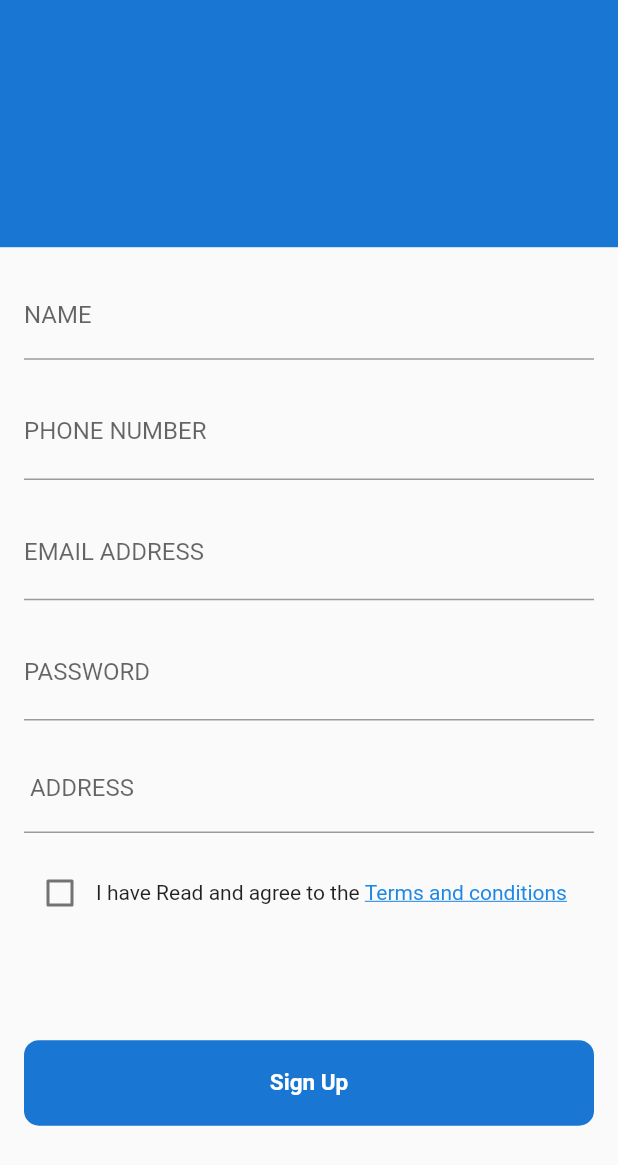
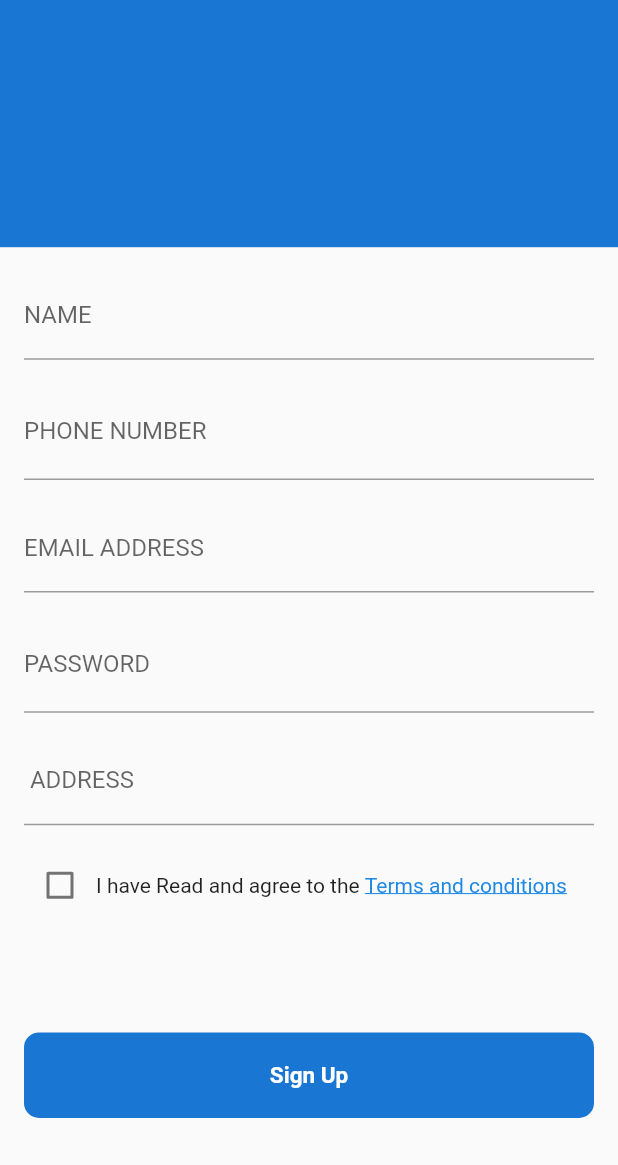
Before and after one commit to Muhammed-AbdelGhany/auth-home-task, a Flutter app: the screen it shows after launch, after a tap on "Sign Up", on a phone screen of 412 x 824 dp. Shown: the top 1165 px of the screen. Run offline on Flutter 3.47's test engine with Material 2 defaults, Android fonts, the phone set to English and light mode, and no system bars; our stand-ins replace firebase_auth, firebase_core; missing offline and left inert: auto_validate; accounts and stored records are empty.

Commit message:
fire bease service added

```diff
--- a/lib/main.dart
+++ b/lib/main.dart
@@ -3,18 +3,26 @@ import 'package:auth_ecommerce_task/views/auth/login.dart';
 import 'package:auth_ecommerce_task/views/auth/signup.dart';
 import 'package:auth_ecommerce_task/views/home.dart';
 import 'package:firebase_core/firebase_core.dart';
+import 'package:auth_ecommerce_task/controllers/auth_provider.dart';
 import 'package:flutter/material.dart';
+import 'package:provider/provider.dart';
 
 void main() async {
-  // WidgetsFlutterBinding.ensureInitialized();
-  //await Firebase.initializeApp();
+  WidgetsFlutterBinding.ensureInitialized();
+  await Firebase.initializeApp();
   runApp(MyApp());
 }
 
 class MyApp extends StatelessWidget {
   @override
   Widget build(BuildContext context) {
-    return MaterialApp(
+    return MultiProvider(
+      providers: [
+        ChangeNotifierProvider(
+          create: (ctx) => Auth(),
+        ),
+      ],
+      child: MaterialApp(
         title: 'My Shop',
         debugShowCheckedModeBanner: false,
         theme: ThemeData(
@@ -26,6 +34,7 @@ class MyApp extends StatelessWidget {
           HomeScreen.routeName: (cxt) => HomeScreen(),
           SignUpScreen.routeName: (cxt) => SignUpScreen(),
         },
+      ),
     );
   }
 }
--- a/lib/views/auth/signup.dart
+++ b/lib/views/auth/signup.dart
@@ -1,6 +1,9 @@
 import 'package:auth_ecommerce_task/theme/colors.dart';
+import 'package:auth_ecommerce_task/views/home.dart';
 import 'package:auto_validate/auto_validate.dart';
 import 'package:flutter/material.dart';
+import 'package:provider/provider.dart';
+import 'package:auth_ecommerce_task/controllers/auth_provider.dart';
 
 class SignUpScreen extends StatefulWidget {
   static const routeName = '/SignUpScreen';
@@ -22,6 +25,8 @@ class _SignUpScreenState extends State<SignUpScreen> {
   String _address = '';
 
   bool _checkboxval = false;
+  bool _isLoading = false;
+
   @override
   void dispose() {
     _passwordFN.dispose();
@@ -32,19 +37,36 @@ class _SignUpScreenState extends State<SignUpScreen> {
     super.dispose();
   }
 
-  void onSubmit() {
+  void onSubmit() async {
+    setState(() {
+      _isLoading = true;
+    });
+
     final isValid = _formKey.currentState.validate();
     FocusScope.of(context).unfocus();
     if (isValid && _checkboxval == true) {
       _formKey.currentState.save();
+      await Provider.of<Auth>(context, listen: false)
+          .signupWithEmailAndPassword(_emailAdress, _password)
+          .then((value) {
+        Navigator.pushReplacementNamed(context, HomeScreen.routeName);
+      });
+      setState(() {
+        _isLoading = false;
+      });
     }
   }
 
   @override
   Widget build(BuildContext context) {
     final height = MediaQuery.of(context).size.height;
+
     return Scaffold(
-      body: SingleChildScrollView(
+      body: _isLoading
+          ? Center(
+              child: CircularProgressIndicator(),
+            )
+          : SingleChildScrollView(
               child: Column(
                 children: [
                   Container(
@@ -106,15 +128,15 @@ class _SignUpScreenState extends State<SignUpScreen> {
                                 : 'enter a valid Email',
                             textInputAction: TextInputAction.next,
                             focusNode: _emailFN,
-                      onEditingComplete: () =>
-                          FocusScope.of(context).requestFocus(_passwordFN),
+                            onEditingComplete: () => FocusScope.of(context)
+                                .requestFocus(_passwordFN),
                             keyboardType: TextInputType.emailAddress,
                             decoration: InputDecoration(
-                        suffix: Container(
-                          width: 18,
-                          height: 20,
-                          child: Image.asset("assets/images/writing.png"),
-                        ),
+                              //  suffix: Container(
+                              //  width: 18,
+                              //height: 20,
+                              //child: Image.asset("assets/images/writing.png"),
+                              //),
                               border: UnderlineInputBorder(),
                               filled: false,
                               labelText: "EMAIL ADDRESS",
@@ -163,7 +185,7 @@ class _SignUpScreenState extends State<SignUpScreen> {
                               filled: false,
                               labelText: " ADDRESS",
                             ),
-                      onSaved: (newValue) => _emailAdress = newValue,
+                            onSaved: (newValue) => _address = newValue,
                           ),
                           SizedBox(height: 16),
                           Row(
--- a/lib/views/home.dart
+++ b/lib/views/home.dart
@@ -4,6 +4,6 @@ class HomeScreen extends StatelessWidget {
   static const routeName = '/HomeScreen';
   @override
   Widget build(BuildContext context) {
-    return Container();
+    return Scaffold();
   }
 }
```
Also changed, not shown: lib/controllers/auth_provider.dart (added, +18 -0 lines), lib/views/auth/login.dart (+18 -1 lines), 3 other files. Lines whose indentation alone changed are shown as unchanged.
